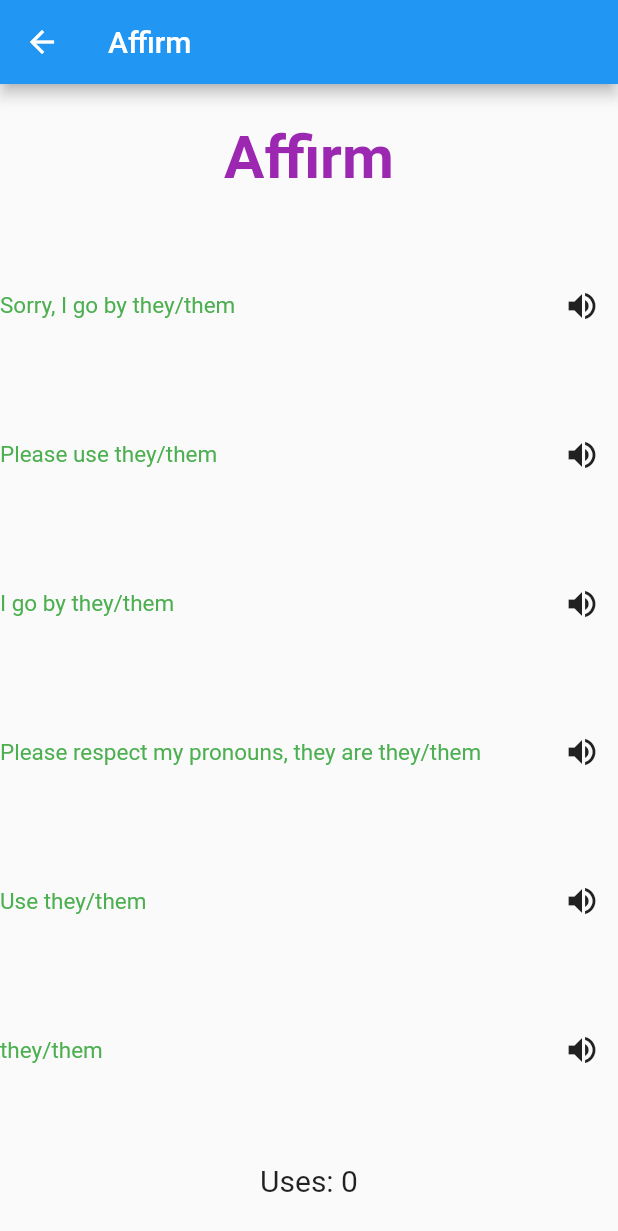
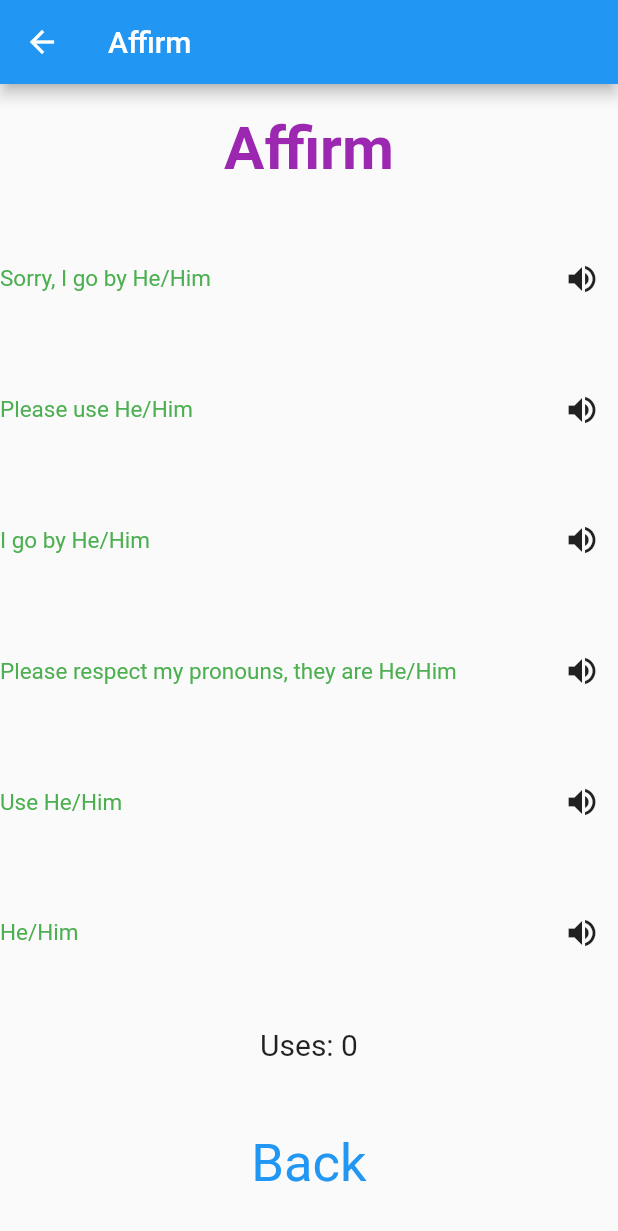
Before and after one commit to SHyguymoll/i_go_by, a Flutter app: the screen it shows after launch, after a tap on "Affirm", on a phone screen of 412 x 824 dp. Shown: the top 1231 px of the screen. Run offline on Flutter 3.47's test engine with Material 2 defaults, Android fonts, the phone set to English and light mode, and no system bars; our stand-ins replace flutter_tts.

Commit message:
context for main page, back button to affirm, etc

```diff
--- a/lib/affirmpage.dart
+++ b/lib/affirmpage.dart
@@ -168,6 +168,20 @@
               'Uses: $_counter',
               style: const TextStyle(fontSize: 20),
             ),
+            TextButton(
+              style: TextButton.styleFrom(
+                textStyle: const TextStyle(fontSize: 35),
+              ),
+              onPressed: () {
+                Navigator.pop(context, [
+                  widget.nom,
+                  widget.acc,
+                  widget.gen,
+                  widget.ref,
+                ]);
+              },
+              child: const Text('Back'),
+            ),
           ],
         ),
       ),
--- a/lib/main.dart
+++ b/lib/main.dart
@@ -78,15 +78,31 @@
     return MaterialApp(
       title: 'Flutter Demo',
       theme: ThemeData(primarySwatch: Colors.blue),
-      home: const MyHomePage(title: 'Main Page'),
+      home: const MyHomePage(
+          title: 'Main Page',
+          nom: 'He',
+          acc: 'Him',
+          gen: 'His',
+          ref: 'Himself'),
     );
   }
 }
 
 class MyHomePage extends StatefulWidget {
-  const MyHomePage({Key? key, required this.title}) : super(key: key);
+  const MyHomePage(
+      {Key? key,
+      required this.title,
+      required this.nom,
+      required this.acc,
+      required this.gen,
+      required this.ref})
+      : super(key: key);
 
   final String title;
+  final String nom;
+  final String acc;
+  final String gen;
+  final String ref;
 
   @override
   State<MyHomePage> createState() => _MyHomePageState();
@@ -99,8 +115,32 @@
     await tts.speak(phrase);
   }
 
+  void _affirmScreenReturn(BuildContext context, String nomgiven,
+      String accgiven, String gengiven, String refgiven) async {
+    final result = await Navigator.push(
+        context,
+        MaterialPageRoute(
+            builder: (context) => AffirmPage(
+                title: "Affirm",
+                nom: nomgiven,
+                acc: accgiven,
+                gen: gengiven,
+                ref: refgiven)));
+    setState(() {
+      nomgiven = result[0];
+      accgiven = result[1];
+      gengiven = result[2];
+      refgiven = result[3];
+    });
+  }
+
   @override
   Widget build(BuildContext context) {
+    String nomfluid = widget.nom;
+    String accfluid = widget.acc;
+    String genfluid = widget.gen;
+    String reffluid = widget.ref;
+
     return Scaffold(
       appBar: AppBar(
         title: Text(widget.title),
@@ -120,16 +160,8 @@
                 textStyle: const TextStyle(fontSize: 35),
               ),
               onPressed: () {
-                Navigator.push(
-                  context,
-                  MaterialPageRoute(
-                      builder: (context) => AffirmPage(
-                          title: "Affirm",
-                          nom: getNom(),
-                          acc: getAcc(),
-                          gen: getGen(),
-                          ref: getRef())),
-                );
+                _affirmScreenReturn(
+                    context, nomfluid, accfluid, genfluid, reffluid);
               },
               child: const Text('Affirm'),
             ),
@@ -141,7 +173,12 @@
                 Navigator.push(
                   context,
                   MaterialPageRoute(
-                      builder: (context) => SettingsPage(title: "Settings")),
+                      builder: (context) => SettingsPage(
+                          title: "Settings",
+                          nom: getNom(),
+                          acc: getAcc(),
+                          gen: getGen(),
+                          ref: getRef())),
                 );
               },
               child: const Text('Settings'),
```
